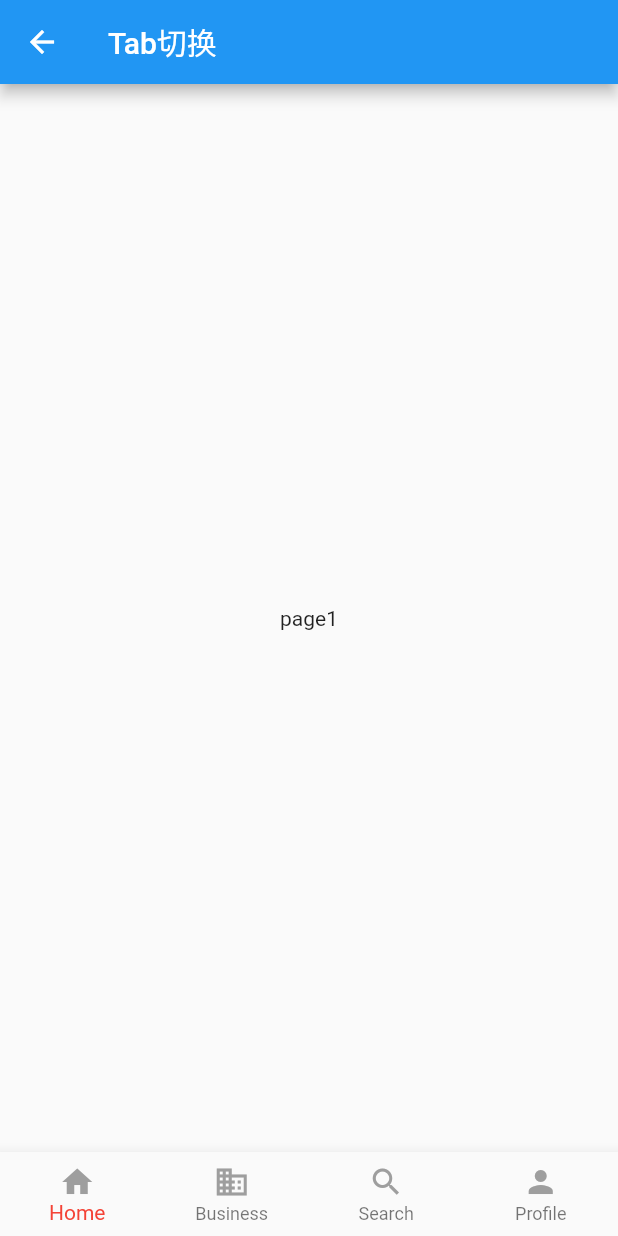
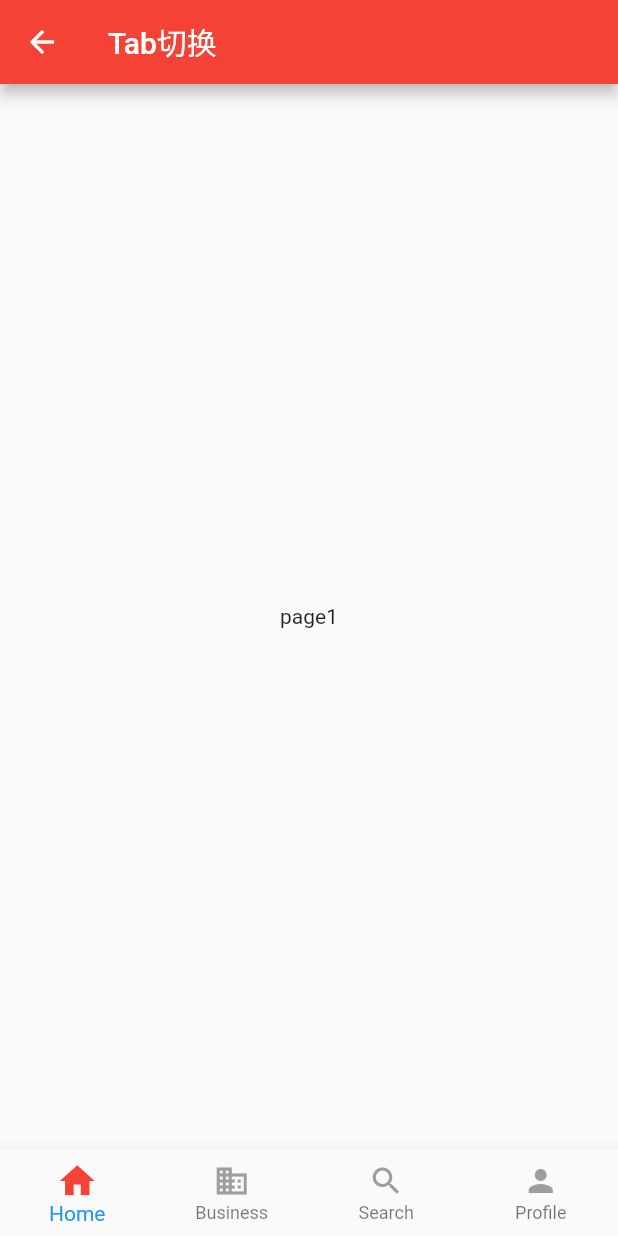
Before and after one commit to xionghaoo/flutter_demo, a Flutter app: the BottomTabsPage screen opened directly, on a phone screen of 412 x 824 dp. Run offline on Flutter 3.47's test engine with Material 2 defaults, Android fonts, the phone set to English and light mode, and no system bars; generated files the repository leaves out were written again.

Commit message:
tab切换

```diff
--- a/lib/main.dart
+++ b/lib/main.dart
@@ -8,6 +8,7 @@ class MyApp extends StatelessWidget {
   @override
   Widget build(BuildContext context) {
     return MaterialApp(
+      debugShowCheckedModeBanner: false,
       title: 'Flutter Demo',
       theme: ThemeData(
         // This is the theme of your application.
@@ -20,6 +21,7 @@ class MyApp extends StatelessWidget {
         // Notice that the counter didn't reset back to zero; the application
         // is not restarted.
         primarySwatch: Colors.blue,
+        primaryColor: Colors.red[500]
       ),
       home: HomePage(),
     );
--- a/lib/screen/bottom_tabs.dart
+++ b/lib/screen/bottom_tabs.dart
@@ -1,4 +1,5 @@
 import 'package:flutter/material.dart';
+import 'package:flutter_demo/theme/colors.dart';
 
 class BottomTabsPage extends StatefulWidget {
 
@@ -23,6 +24,25 @@ class _BottomTabsPageState extends State<BottomTabsPage> {
     });
   }
 
+  BottomNavigationBarItem _bottomNavigationBarItem(int index, IconData icon, String title) {
+    return BottomNavigationBarItem(
+      icon: _iconForIndex(index, icon),
+      title: _textForIndex(index, title)
+    );
+  }
+
+  Icon _iconForIndex(int index, IconData icon) {
+    return currentSelectedPage == index
+        ? Icon(icon, color: primaryColor, size: 28)
+        : Icon(icon, color: Colors.grey);
+  }
+
+  Text _textForIndex(int index, String title) {
+    return currentSelectedPage == index
+        ? Text(title, style: TextStyle(color: primaryColor, fontSize: 15))
+        : Text(title, style: TextStyle(color: Colors.grey, fontSize: 14));
+  }
+
   @override
   Widget build(BuildContext context) {
     return Scaffold(
@@ -31,27 +51,14 @@ class _BottomTabsPageState extends State<BottomTabsPage> {
         child: tabs.elementAt(currentSelectedPage),
       ),
       bottomNavigationBar: BottomNavigationBar(
-        items: const <BottomNavigationBarItem>[
-          BottomNavigationBarItem(
-            icon: Icon(Icons.home, color: Colors.grey,),
-            title: Text("Home"),
-          ),
-          BottomNavigationBarItem(
-            icon: Icon(Icons.business, color: Colors.grey),
-            title: Text("Business")
-          ),
-          BottomNavigationBarItem(
-            icon: Icon(Icons.search, color: Colors.grey),
-            title: Text("Search")
-          ),
-          BottomNavigationBarItem(
-            icon: Icon(Icons.person, color: Colors.grey),
-            title: Text("Profile")
-          )
+        items: <BottomNavigationBarItem>[
+          _bottomNavigationBarItem(0, Icons.home, "Home"),
+          _bottomNavigationBarItem(1, Icons.business, "Business"),
+          _bottomNavigationBarItem(2, Icons.search, "Search"),
+          _bottomNavigationBarItem(3, Icons.person, "Profile")
         ],
         type: BottomNavigationBarType.fixed,
         currentIndex: currentSelectedPage,
-        selectedItemColor: Colors.red[500],
         onTap: _onItemTapped,
       ),
     );
--- /dev/null
+++ b/lib/theme/colors.dart
@@ -0,0 +1,3 @@
+import 'package:flutter/material.dart';
+
+final primaryColor = Colors.red[500];
```
